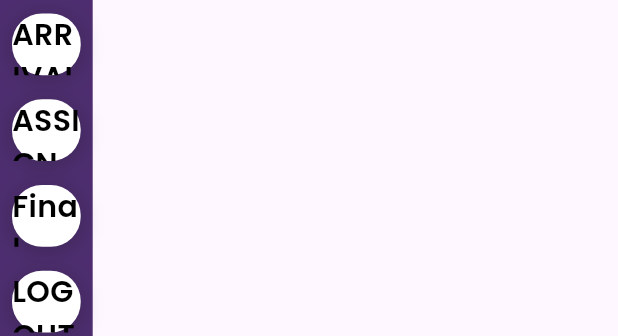
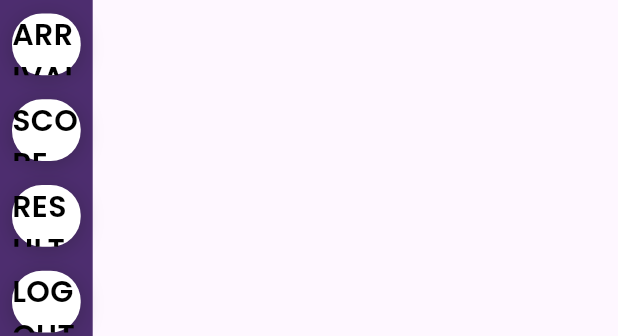
Before and after one commit to saravanan2k03/techquest23, a Flutter app: the DrawerPage widget shown alone on an empty page, opened directly, on a phone screen of 412 x 824 dp. Shown: the part 595-931 px from the top of the screen. Run offline on Flutter 3.47's test engine with Material 2 defaults, Android fonts, the light colour scheme and no system bars; our stand-ins replace get_storage, google_fonts, lottie, open_file, pdf; accounts and stored records are empty; network calls fail.

Commit message:
change drawer

```diff
--- a/lib/widgets/drawer.dart
+++ b/lib/widgets/drawer.dart
@@ -158,7 +158,7 @@ class _DrawerPageState extends State<DrawerPage> {
                     ),
                     child: Center(
                       child: Text(
-                        'ASSIGN MARK',
+                        'SCORE SHEET',
                         style: GoogleFonts.poppins(
                             color: const Color.fromARGB(255, 0, 0, 0),
                             fontSize: 20,
@@ -196,7 +196,7 @@ class _DrawerPageState extends State<DrawerPage> {
                     ),
                     child: Center(
                       child: Text(
-                        'Final Mark',
+                        'RESULTS',
                         style: GoogleFonts.poppins(
                             color: const Color.fromARGB(255, 0, 0, 0),
                             fontSize: 20,
```
